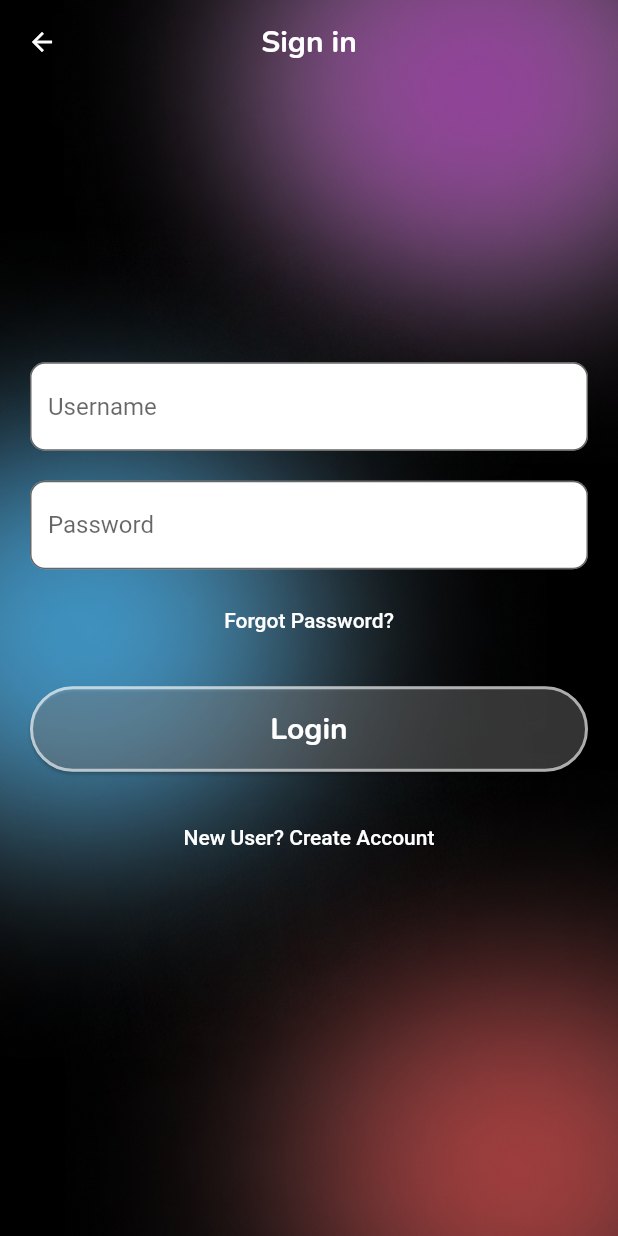
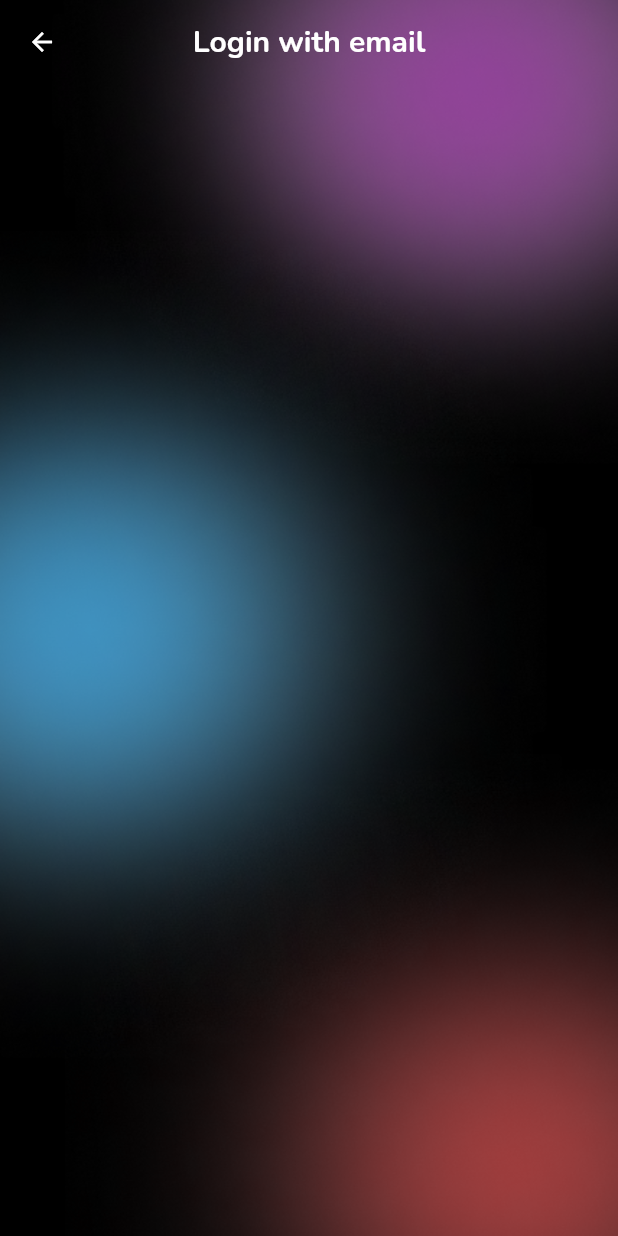
Before and after one commit to kenny101/narraitor-app, a Flutter app: the screen it shows after launch, after a tap on "Login", on a phone screen of 412 x 824 dp. Run offline on Flutter 3.47's test engine with Material 2 defaults, Android fonts, the phone set to English and light mode, and no system bars; our stand-ins replace flutter_rating_bar, go_router, google_fonts, google_nav_bar, line_icons, pocketbase and 1 more.

Commit message:
Revert "created a login screen with a general layout"

```diff
--- a/lib/src/auth_feature/login_view.dart
+++ b/lib/src/auth_feature/login_view.dart
@@ -1,101 +1,19 @@
 import 'package:flutter/material.dart';
 import 'package:google_fonts/google_fonts.dart';
-
-class AuthButton extends StatefulWidget {
-  final String? imageAssetPath;
-  final String text;
-  final VoidCallback onPressed;
-
-  const AuthButton({
-    this.imageAssetPath,
-    required this.text,
-    required this.onPressed,
-    Key? key,
-  }) : super(key: key);
-
-  @override
-  State<AuthButton> createState() => _AuthButtonState();
-}
-
-class _AuthButtonState extends State<AuthButton>
-    with SingleTickerProviderStateMixin {
-  late AnimationController _controller;
-
-  @override
-  void initState() {
-    super.initState();
-    _controller = AnimationController(
-      duration: const Duration(milliseconds: 150),
-      vsync: this,
-    );
-  }
-
-  void _onButtonPressed() {
-    _controller.forward();
-    Future.delayed(const Duration(milliseconds: 200), () {
-      _controller.reverse();
-    });
-    widget.onPressed();
-  }
-
-  @override
-  Widget build(BuildContext context) {
-    return ScaleTransition(
-      scale: Tween<double>(
-        begin: 1.0,
-        end: .98,
-      ).animate(_controller),
-      child: ElevatedButton(
-        onPressed: _onButtonPressed,
-        style: ElevatedButton.styleFrom(
-          backgroundColor: Colors.white.withOpacity(.2),
-          elevation: 1,
-          side: const BorderSide(width: 2, color: Colors.white60),
-          shape: RoundedRectangleBorder(
-            borderRadius: BorderRadius.circular(30.0),
-          ),
-        ),
-        child: Padding(
-          padding: const EdgeInsets.symmetric(vertical: 15, horizontal: 10),
-          child: Row(
-            mainAxisAlignment: MainAxisAlignment.center,
-            children: [
-              if (widget.imageAssetPath != null)
-                Image.asset(
-                  widget.imageAssetPath!,
-                  width: 24,
-                  height: 24,
-                ),
-              if (widget.imageAssetPath != null) const SizedBox(width: 10),
-              Text(
-                widget.text,
-                style: GoogleFonts.nunito(
-                  fontSize: 20,
-                  fontWeight: FontWeight.bold,
-                  color: Colors.white,
-                ),
-              ),
-            ],
-          ),
-        ),
-      ),
-    );
-  }
-}
 
 class LoginView extends StatelessWidget {
   const LoginView({super.key});
 
   @override
   Widget build(BuildContext context) {
-    return Scaffold(
+      return Scaffold(
       extendBodyBehindAppBar: true,
       appBar: AppBar(
         backgroundColor: Colors.transparent,
         elevation: 0,
-        centerTitle: true,
+        centerTitle: true, // Center the title horizontally.
         title: Text(
-          'Sign in',
+          'Login with email',
           style: GoogleFonts.nunito(
             fontSize: 20,
             fontWeight: FontWeight.bold,
@@ -114,6 +32,7 @@ class LoginView extends StatelessWidget {
       body: Stack(
         fit: StackFit.expand,
         children: [
+          // Set the background image using a Container with a DecorationImage
           Container(
             decoration: const BoxDecoration(
               image: DecorationImage(
@@ -122,65 +41,6 @@ class LoginView extends StatelessWidget {
               ),
             ),
           ),
-          Center(
-            child: Padding(
-              padding: const EdgeInsets.symmetric(horizontal: 20.0),
-              child: Column(
-                mainAxisAlignment: MainAxisAlignment.center,
-                children: [
-                  TextField(
-                    decoration: InputDecoration(
-                      hintText: 'Username',
-                      filled: true,
-                      fillColor: Colors.white,
-                      border: OutlineInputBorder(
-                        borderRadius: BorderRadius.circular(10.0),
-                      ),
-                    ),
-                  ),
-                  const SizedBox(height: 20),
-                  TextField(
-                    obscureText: true,
-                    decoration: InputDecoration(
-                      hintText: 'Password',
-                      filled: true,
-                      fillColor: Colors.white,
-                      border: OutlineInputBorder(
-                        borderRadius: BorderRadius.circular(10.0),
-                      ),
-                    ),
-                  ),
-                  const SizedBox(height: 10),
-                  TextButton(
-                    onPressed: () {
-                      // Add your "Forgot Password" logic here
-                    },
-                    child: const Text(
-                      'Forgot Password?',
-                      style: TextStyle(color: Colors.white),
-                    ),
-                  ),
-                  const SizedBox(height: 20),
-                  AuthButton(
-                    text: 'Login',
-                    onPressed: () {
-                      // Add your login logic here
-                    },
-                  ),
-                  const SizedBox(height: 20), // Add more spacing between buttons
-                  TextButton(
-                    onPressed: () {
-                      // Add your "Create Account" logic here
-                    },
-                    child: const Text(
-                      'New User? Create Account',
-                      style: TextStyle(color: Colors.white),
-                    ),
-                  ),
-                ],
-              ),
-            ),
-          ),
         ],
       ),
     );
--- a/lib/src/auth_feature/welcome_view.dart
+++ b/lib/src/auth_feature/welcome_view.dart
@@ -28,7 +28,7 @@ class WelcomeView extends StatelessWidget {
                 ),
               ),
               Padding(
-                padding: const EdgeInsets.only(top: 225.0),
+                padding: const EdgeInsets.only(top: 150.0),
                 child: Padding(
                   padding: const EdgeInsets.symmetric(horizontal: 35.0),
                   child: Column(
```
Also changed, not shown: flutter_01.png (added).
